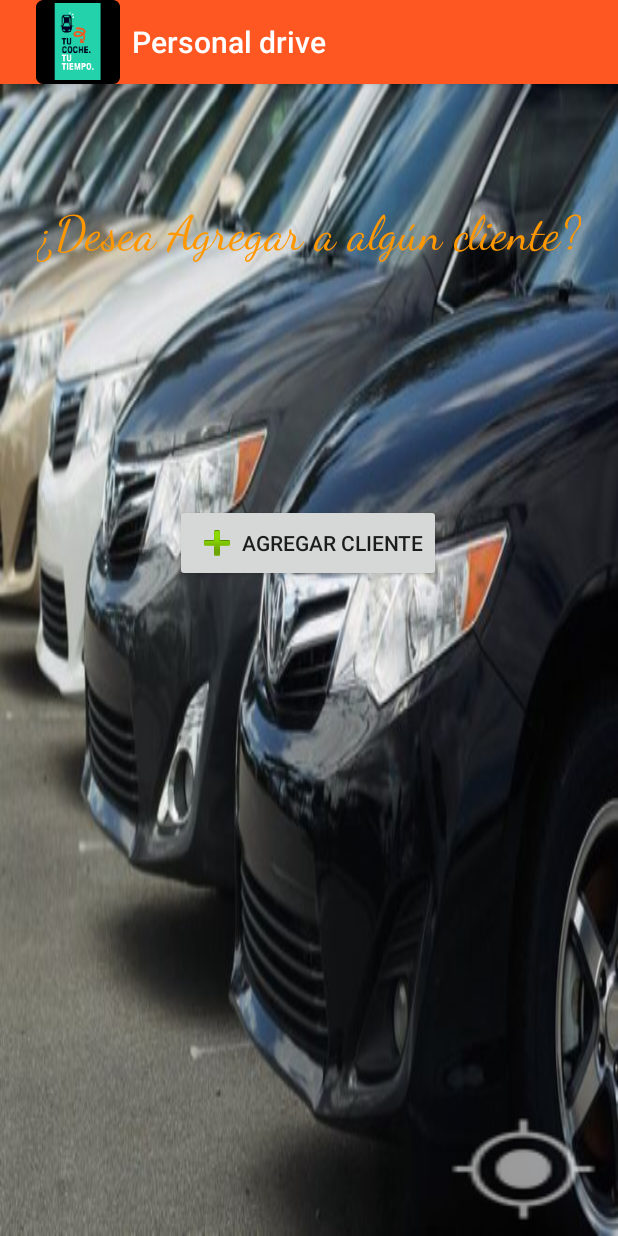
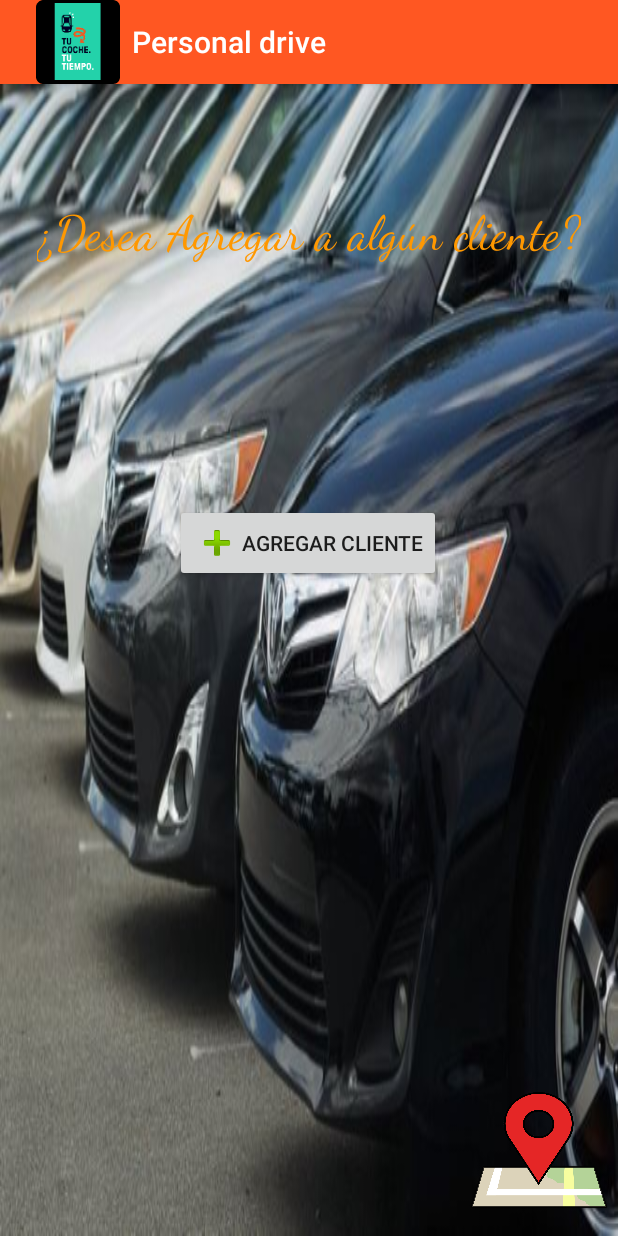
Before and after one commit to javierperezvelasquez/aplicacion_terminada, an Android app: the screen it shows after launch (MainActivity), on a phone screen of 412 x 824 dp. Run offline under Robolectric (Android 15) with nearby library versions, the phone set to English and light mode, and no system bars.

Commit message:
proyecto inicial partes 2.3

```diff
--- a/app/src/main/res/layout/activity_main.xml
+++ b/app/src/main/res/layout/activity_main.xml
@@ -49,9 +49,11 @@
 
     <Button
         android:id="@+id/button7"
-        android:layout_width="126dp"
-        android:layout_height="89dp"
-        android:background="@android:drawable/ic_menu_mylocation"
+        android:layout_width="97dp"
+        android:layout_height="80dp"
+        android:layout_marginEnd="4dp"
+        android:layout_marginBottom="16dp"
+        android:background="@drawable/location2"
         android:onClick="Maps"
         app:layout_constraintBottom_toBottomOf="parent"
         app:layout_constraintEnd_toEndOf="parent" />
```
Also changed, not shown: app/src/main/res/drawable-v24/location2.png (added), app/src/main/res/drawable-v24/ubicacion.jpg (added).
